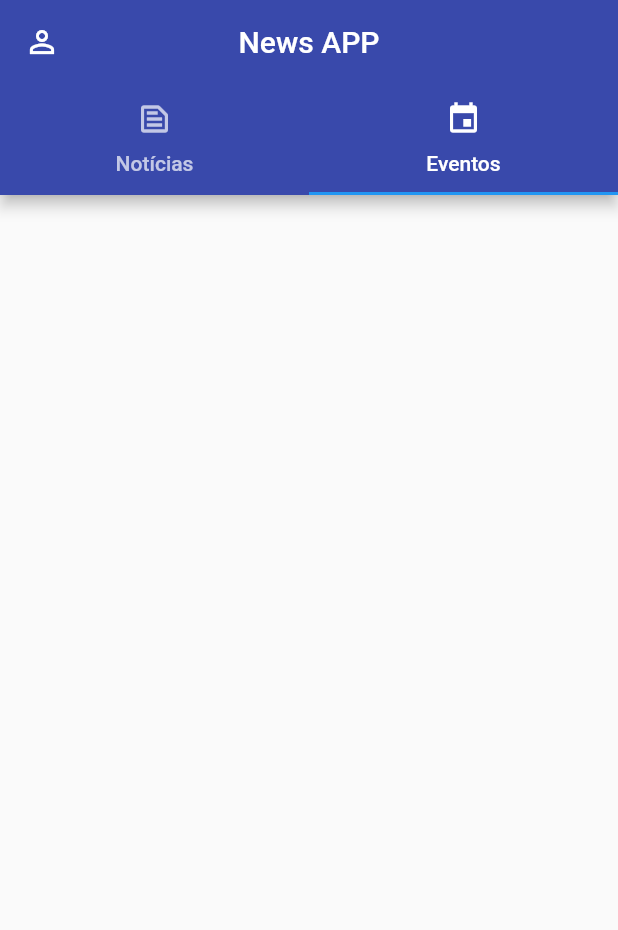
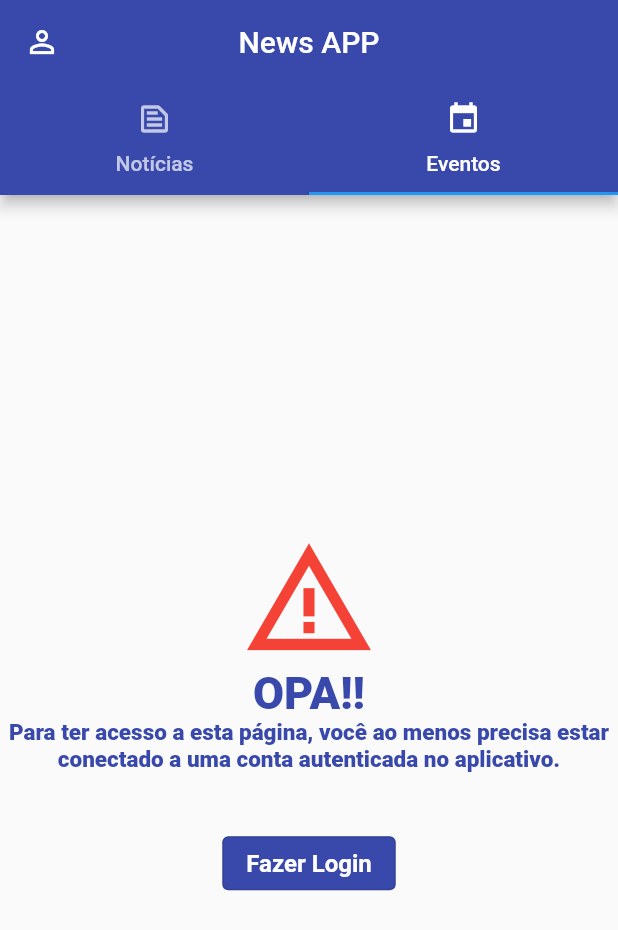
Before and after one commit to feliper2002/news-app-teste, a Flutter app: the NewsPage screen opened by its route, tab 2 chosen, on a phone screen of 412 x 824 dp. Shown: the top 930 px of the screen. Run offline on Flutter 3.47's test engine with Material 2 defaults, Android fonts, the phone set to English and light mode, and no system bars; our stand-ins replace cloud_firestore, dartz, firebase_auth, firebase_core, flutter_mobx, flutter_modular and 1 more; accounts and stored records are empty; generated files the repository leaves out were written again.

Commit message:
Verificando autenticação para acesso da página de eventos

```diff
--- a/lib/modules/news/presenter/events.page.dart
+++ b/lib/modules/news/presenter/events.page.dart
@@ -1,10 +1,53 @@
+import 'package:firebase_auth/firebase_auth.dart';
 import 'package:flutter/material.dart';
+import 'package:flutter_modular/flutter_modular.dart';
+import 'package:news_app/shared/theme/colors.dart';
+import 'package:news_app/shared/widgets/custom_button.dart';
 
 class EventsPage extends StatelessWidget {
-  const EventsPage({Key? key}) : super(key: key);
+  final User? user;
+  const EventsPage({Key? key, this.user}) : super(key: key);
 
   @override
   Widget build(BuildContext context) {
+    if (user == null) {
+      return Center(
+        child: Column(
+          mainAxisAlignment: MainAxisAlignment.center,
+          crossAxisAlignment: CrossAxisAlignment.center,
+          children: [
+            Icon(Icons.warning_amber, color: Colors.red, size: 90),
+            Text.rich(
+              TextSpan(
+                text: 'OPA!!\n',
+                style: TextStyle(
+                    color: AppColors.mainColor,
+                    fontSize: 30,
+                    fontWeight: FontWeight.w900),
+                children: [
+                  TextSpan(
+                    text:
+                        'Para ter acesso a esta página, você ao menos precisa estar conectado a uma conta autenticada no aplicativo.\n',
+                    style: TextStyle(
+                        color: AppColors.mainColor,
+                        fontSize: 15,
+                        fontWeight: FontWeight.w900),
+                  ),
+                ],
+              ),
+              textAlign: TextAlign.center,
+            ),
+            const SizedBox(height: 18),
+            CustomButton(
+              text: 'Fazer Login',
+              onPressed: () async {
+                await Modular.to.popAndPushNamed('/');
+              },
+            ),
+          ],
+        ),
+      );
+    }
     return Container();
   }
 }
--- a/lib/modules/news/presenter/news.page.dart
+++ b/lib/modules/news/presenter/news.page.dart
@@ -9,14 +9,19 @@ import 'package:news_app/shared/theme/colors.dart';
 import 'events.page.dart';
 
 class NewsPage extends StatelessWidget {
-  User? user;
+  final User? user;
   NewsPage({Key? key, this.user}) : super(key: key);
 
   final controller = Modular.get<NewsController>();
 
   @override
   Widget build(BuildContext context) {
-    return DefaultTabController(
+    return WillPopScope(
+      onWillPop: () async {
+        await Modular.to.popAndPushNamed('/');
+        return true;
+      },
+      child: DefaultTabController(
         length: 2,
         initialIndex: 0,
         child: Scaffold(
@@ -28,7 +33,8 @@ class NewsPage extends StatelessWidget {
               },
             ),
             centerTitle: true,
-          title: const Text('News APP', style: TextStyle(color: Colors.white)),
+            title:
+                const Text('News APP', style: TextStyle(color: Colors.white)),
             backgroundColor: AppColors.mainColor,
             bottom: const TabBar(
               tabs: [
@@ -67,13 +73,14 @@ class NewsPage extends StatelessWidget {
                       );
                     } else {
                       return Center(
-                      child:
-                          CircularProgressIndicator(color: AppColors.mainColor),
+                        child: CircularProgressIndicator(
+                            color: AppColors.mainColor),
                       );
                     }
                   }),
-            EventsPage(),
+              EventsPage(user: user),
             ],
+          ),
         ),
       ),
     );
--- a/lib/shared/widgets/custom_button.dart
+++ b/lib/shared/widgets/custom_button.dart
@@ -5,7 +5,7 @@ class CustomButton extends StatelessWidget {
   final String? text;
   final void Function()? onPressed;
   final bool? enabled;
-  const CustomButton({Key? key, this.text, this.onPressed, this.enabled})
+  const CustomButton({Key? key, this.text, this.onPressed, this.enabled = true})
       : super(key: key);
 
   @override
```
Lines whose indentation alone changed are shown as unchanged.
